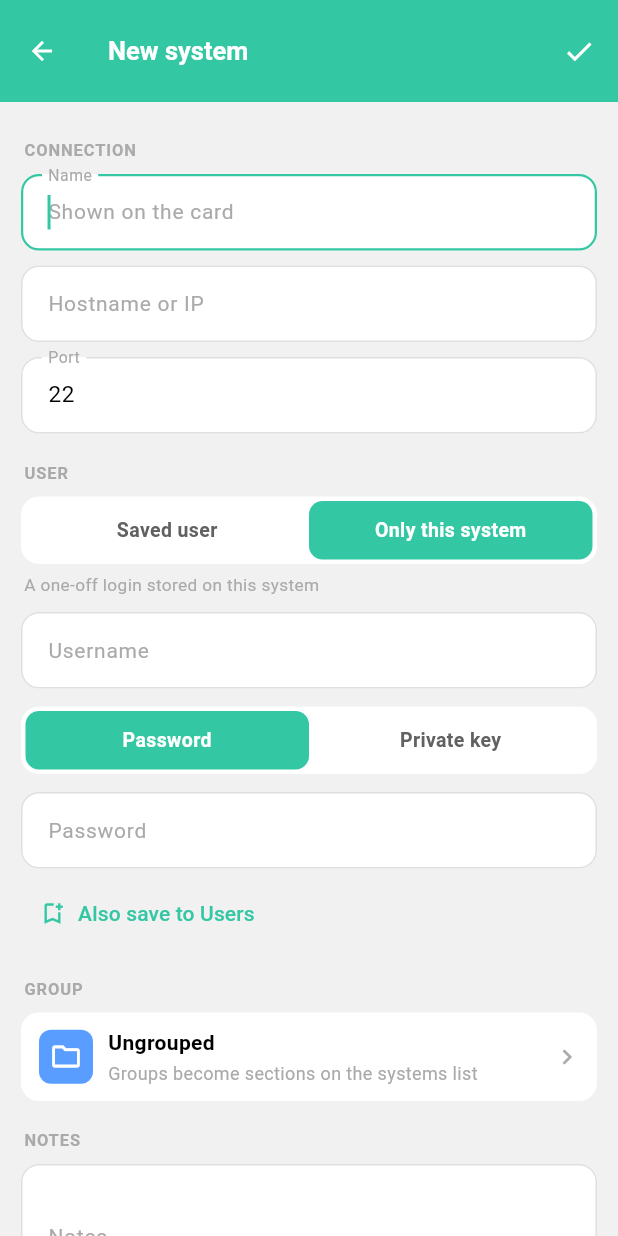
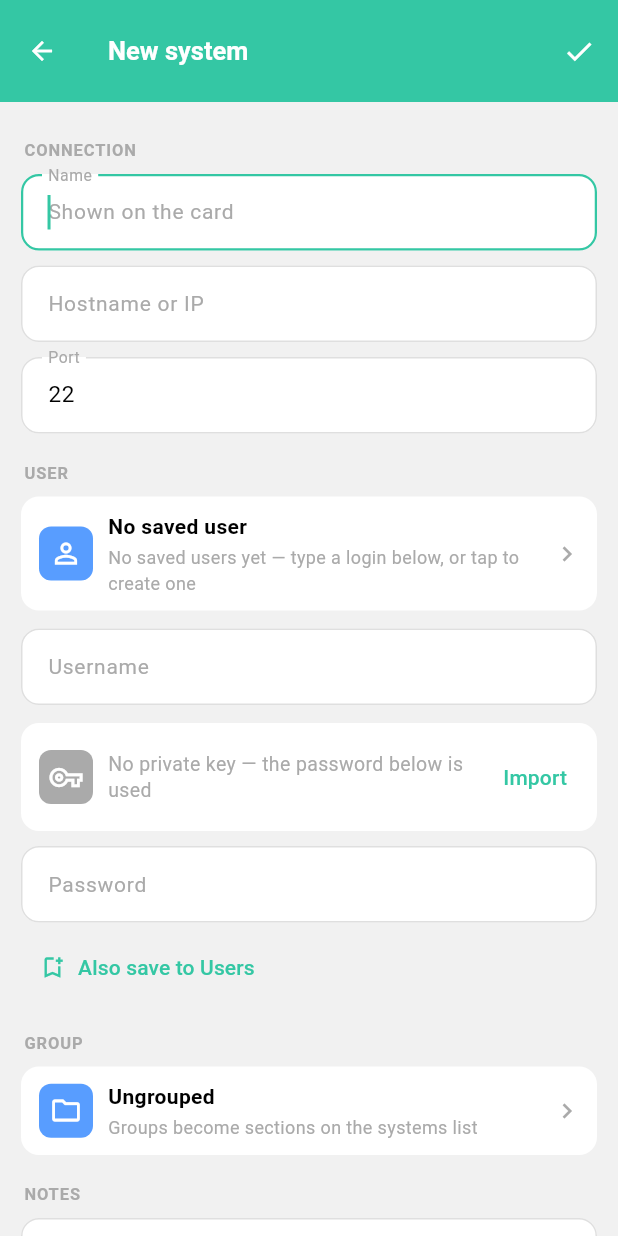
Before and after one commit to apfxtech/OhMySSH, a Flutter app: the HostEditorPage screen opened directly, on a phone screen of 412 x 824 dp. Run offline on Flutter 3.47's test engine with Material 3 defaults, Android fonts, the phone set to English and light mode, and no system bars; our stand-ins replace file_picker, flutter_secure_storage, flutter_svg, package_info_plus, shared_preferences; missing offline and left inert: cryptography, dartssh2, file_saver, flutter_foreground_task, xterm; accounts and stored records are empty.

Commit message:
Saved user and manual login share one screen; key hides the password field

```diff
--- a/lib/pages/hosts/editor.dart
+++ b/lib/pages/hosts/editor.dart
@@ -9,15 +9,6 @@ import '../../theme/theme.dart';
 import '../../widgets/credentials_form.dart';
 import '../../widgets/fields.dart';
 import '../identities/editor.dart';
-
-enum _UserMode {
-  saved('Saved user', 'Reuse a login from the Users list'),
-  inline('Only this system', 'A one-off login stored on this system');
-
-  const _UserMode(this.label, this.hint);
-  final String label;
-  final String hint;
-}
 
 class HostEditorPage extends StatefulWidget {
   const HostEditorPage({super.key, this.host});
@@ -35,7 +26,6 @@ class _HostEditorPageState extends State<HostEditorPage> {
   late final TextEditingController _note;
   late final CredentialsController _credentials;
 
-  late _UserMode _userMode;
   String? _identityId;
   String? _groupId;
   String? _knownHostKey;
@@ -54,9 +44,6 @@ class _HostEditorPageState extends State<HostEditorPage> {
     _identityId = host?.identityId;
     _groupId = host?.groupId;
     _knownHostKey = host?.knownHostKey;
-    _userMode = (host?.hasInlineIdentity ?? _isNew)
-        ? _UserMode.inline
-        : _UserMode.saved;
   }
 
   @override
@@ -88,7 +75,7 @@ class _HostEditorPageState extends State<HostEditorPage> {
     }
 
     Identity? inline;
-    if (_userMode == _UserMode.inline && !_credentials.isEmpty) {
+    if (_identityId == null && !_credentials.isEmpty) {
       // An untouched inline form means "no user yet", not an error: the system
       // saves, it just cannot connect until it has one.
       final problem = _credentials.validate();
@@ -108,9 +95,9 @@ class _HostEditorPageState extends State<HostEditorPage> {
       label: _label.text.trim(),
       hostname: hostname,
       port: port,
-      // The two are mutually exclusive: whichever mode is showing wins, and the
-      // other is cleared so a stale reference cannot resurface.
-      identityId: _userMode == _UserMode.saved ? _identityId : null,
+      // The two are mutually exclusive: a picked user wins, and the inline form
+      // only fills in while none is picked.
+      identityId: _identityId,
       inlineIdentity: inline,
       groupId: _groupId,
       note: note.isEmpty ? null : note,
@@ -191,27 +178,20 @@ class _HostEditorPageState extends State<HostEditorPage> {
             ),
 
             const QFormLabel('User'),
-            _ModeToggle(
-              mode: _userMode,
-              onChanged: (mode) => setState(() => _userMode = mode),
+            _PickerCard(
+              icon: Icons.person_outline,
+              title: _identityLabel(store),
+              subtitle: _identityId != null
+                  ? 'Tap to change, or clear it to type a login here'
+                  : store.identities.isEmpty
+                  ? 'No saved users yet — type a login below, or tap to create one'
+                  : 'Tap to reuse a saved user, or type a login below',
+              onTap: () => _pickIdentity(store),
             ),
-            Padding(
-              padding: const EdgeInsets.fromLTRB(2, 6, 2, 10),
-              child: Text(
-                _userMode.hint,
-                style: TextStyle(color: colors.textMuted, fontSize: 11.5),
-              ),
-            ),
-            if (_userMode == _UserMode.saved)
-              _PickerCard(
-                icon: Icons.person_outline,
-                title: _identityLabel(store),
-                subtitle: store.identities.isEmpty
-                    ? 'No saved users yet — tap to create one'
-                    : 'Tap to choose or create a user',
-                onTap: () => _pickIdentity(store),
-              )
-            else ...[
+            // A picked user carries its own credentials, so the manual fields
+            // only show while none is picked.
+            if (_identityId == null) ...[
+              const SizedBox(height: 12),
               CredentialsEditor(controller: _credentials),
               const SizedBox(height: 6),
               Align(
@@ -253,7 +233,7 @@ class _HostEditorPageState extends State<HostEditorPage> {
   }
 
   String _identityLabel(VaultStore store) {
-    if (_identityId == null) return 'No user assigned';
+    if (_identityId == null) return 'No saved user';
     final identity = store.identityById(_identityId);
     return identity == null
         ? 'Missing user'
@@ -278,10 +258,7 @@ class _HostEditorPageState extends State<HostEditorPage> {
     final identity = _credentials.build(id: newId(), label: name);
     await VaultStore.instance.saveIdentity(identity);
     if (!mounted) return;
-    setState(() {
-      _identityId = identity.id;
-      _userMode = _UserMode.saved;
-    });
+    setState(() => _identityId = identity.id);
     _toast('${identity.label} added to Users');
   }
 
@@ -301,7 +278,12 @@ class _HostEditorPageState extends State<HostEditorPage> {
           icon: Icons.person_add_alt,
           isAction: true,
         ),
-        const PickOption(null, 'No user', icon: Icons.block),
+        const PickOption(
+          null,
+          'No saved user',
+          subtitle: 'Type the login on this system',
+          icon: Icons.edit_outlined,
+        ),
         for (final identity in store.identities)
           PickOption(
             identity.id,
@@ -362,54 +344,6 @@ class _HostEditorPageState extends State<HostEditorPage> {
       return;
     }
     setState(() => _groupId = selected.value);
-  }
-}
-
-class _ModeToggle extends StatelessWidget {
-  const _ModeToggle({required this.mode, required this.onChanged});
-
-  final _UserMode mode;
-  final ValueChanged<_UserMode> onChanged;
-
-  @override
-  Widget build(BuildContext context) {
-    final colors = context.appColors;
-    return Container(
-      padding: const EdgeInsets.all(3),
-      decoration: BoxDecoration(
-        color: colors.card,
-        borderRadius: BorderRadius.circular(12),
-      ),
-      child: Row(
-        children: [
-          for (final option in _UserMode.values)
-            Expanded(
-              child: Material(
-                color: mode == option ? colors.accent : Colors.transparent,
-                borderRadius: BorderRadius.circular(9),
-                clipBehavior: Clip.antiAlias,
-                child: InkWell(
-                  onTap: () => onChanged(option),
-                  child: Padding(
-                    padding: const EdgeInsets.symmetric(vertical: 10),
-                    child: Text(
-                      option.label,
-                      textAlign: TextAlign.center,
-                      style: TextStyle(
-                        color: mode == option
-                            ? colors.onAccent
-                            : colors.textSecondary,
-                        fontSize: 13,
-                        fontWeight: FontWeight.w600,
-                      ),
-                    ),
-                  ),
-                ),
-              ),
-            ),
-        ],
-      ),
-    );
   }
 }
 
--- a/lib/widgets/credentials_form.dart
+++ b/lib/widgets/credentials_form.dart
@@ -19,11 +19,14 @@ class CredentialsController extends ChangeNotifier {
   final password = TextEditingController();
   final passphrase = TextEditingController();
 
-  AuthKind _kind = AuthKind.password;
   String? _privateKey;
   String? _keyStatus;
 
-  AuthKind get kind => _kind;
+  /// Derived rather than chosen: a key in hand means key auth, and without one
+  /// the password takes over.
+  AuthKind get kind =>
+      _privateKey == null ? AuthKind.password : AuthKind.privateKey;
+
   String? get privateKey => _privateKey;
   String? get keyStatus => _keyStatus;
 
@@ -36,45 +39,35 @@ class CredentialsController extends ChangeNotifier {
     username.text = identity?.username ?? '';
     password.text = identity?.password ?? '';
     passphrase.text = identity?.passphrase ?? '';
-    _kind = identity?.kind ?? AuthKind.password;
     _privateKey = identity?.privateKey;
     _keyStatus = _privateKey == null ? null : describeKey(_privateKey!);
-    notifyListeners();
-  }
-
-  set kind(AuthKind value) {
-    if (_kind == value) return;
-    _kind = value;
     notifyListeners();
   }
 
   void setPrivateKey(String? pem) {
     _privateKey = pem;
     _keyStatus = pem == null ? null : describeKey(pem);
-    if (pem != null) _kind = AuthKind.privateKey;
     notifyListeners();
   }
 
   /// Returns an error message, or null when the form is usable.
   String? validate() {
     if (username.text.trim().isEmpty) return 'Username is required';
-    if (_kind == AuthKind.privateKey && (_privateKey?.isEmpty ?? true)) {
-      return 'Import a private key';
-    }
     return null;
   }
 
   Identity build({required String id, String? label}) {
     final user = username.text.trim();
     final resolved = (label ?? '').trim();
+    final key = _privateKey;
     return Identity(
       id: id,
       label: resolved.isEmpty ? user : resolved,
       username: user,
-      kind: _kind,
-      password: _kind == AuthKind.password ? password.text : null,
-      privateKey: _kind == AuthKind.privateKey ? _privateKey : null,
-      passphrase: _kind == AuthKind.privateKey && passphrase.text.isNotEmpty
+      kind: kind,
+      password: key == null && password.text.isNotEmpty ? password.text : null,
+      privateKey: key,
+      passphrase: key != null && passphrase.text.isNotEmpty
           ? passphrase.text
           : null,
     );
@@ -155,79 +148,27 @@ class CredentialsEditor extends StatelessWidget {
             autofocus: autofocusUsername,
           ),
           const SizedBox(height: 12),
-          _KindToggle(
-            kind: controller.kind,
-            onChanged: (value) => controller.kind = value,
+          _KeyCard(
+            status: controller.keyStatus,
+            onImport: () => _importKey(context),
+            onClear: controller.privateKey == null
+                ? null
+                : () => controller.setPrivateKey(null),
           ),
-          const SizedBox(height: 12),
-          if (controller.kind == AuthKind.password)
+          const SizedBox(height: 10),
+          // No key means password auth, so the two fields swap places instead
+          // of asking for a mode first.
+          if (controller.privateKey == null)
             QTextField(
               controller: controller.password,
               label: 'Password',
               obscure: true,
             )
-          else ...[
-            _KeyCard(
-              status: controller.keyStatus,
-              onImport: () => _importKey(context),
-              onClear: controller.privateKey == null
-                  ? null
-                  : () => controller.setPrivateKey(null),
-            ),
-            const SizedBox(height: 10),
+          else
             QTextField(
               controller: controller.passphrase,
               label: 'Key passphrase (if encrypted)',
               obscure: true,
-            ),
-          ],
-        ],
-      ),
-    );
-  }
-}
-
-class _KindToggle extends StatelessWidget {
-  const _KindToggle({required this.kind, required this.onChanged});
-
-  final AuthKind kind;
-  final ValueChanged<AuthKind> onChanged;
-
-  @override
-  Widget build(BuildContext context) {
-    final colors = context.appColors;
-    return Container(
-      padding: const EdgeInsets.all(3),
-      decoration: BoxDecoration(
-        color: colors.card,
-        borderRadius: BorderRadius.circular(12),
-      ),
-      child: Row(
-        children: [
-          for (final option in AuthKind.values)
-            Expanded(
-              child: Material(
-                color: kind == option ? colors.accent : Colors.transparent,
-                borderRadius: BorderRadius.circular(9),
-                clipBehavior: Clip.antiAlias,
-                child: InkWell(
-                  onTap: () => onChanged(option),
-                  child: Padding(
-                    padding: const EdgeInsets.symmetric(vertical: 10),
-                    child: Text(
-                      option == AuthKind.password ? 'Password' : 'Private key',
-                      textAlign: TextAlign.center,
-                      style: TextStyle(
-                        color: kind == option
-                            ? colors.onAccent
-                            : colors.textSecondary,
-                        fontSize: 13,
-                        fontWeight: FontWeight.w600,
-                      ),
-                    ),
-                  ),
-                ),
-              ),
             ),
         ],
       ),
@@ -261,7 +202,7 @@ class _KeyCard extends StatelessWidget {
           const SizedBox(width: 10),
           Expanded(
             child: Text(
-              status ?? 'No private key imported',
+              status ?? 'No private key — the password below is used',
               style: TextStyle(
                 color: loaded ? colors.textPrimary : colors.textMuted,
                 fontSize: 13,
```
